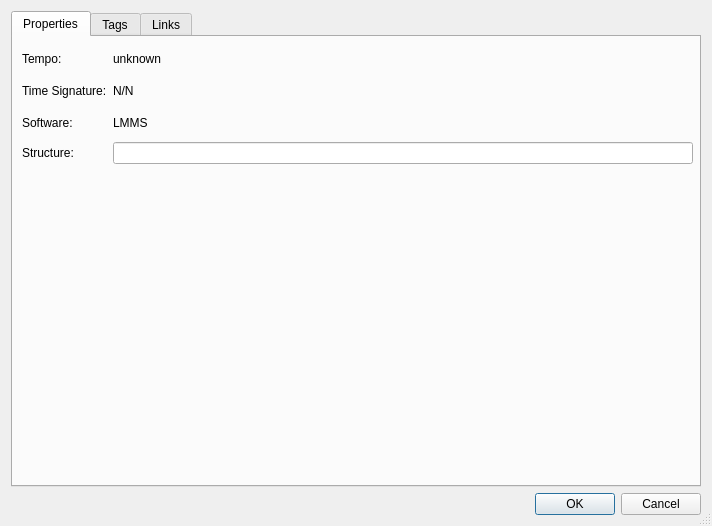
This is src/gui/dialogs/song_metadata.ui in LMMS/lmms as Qt 5 draws it before an edit. The edited form follows.
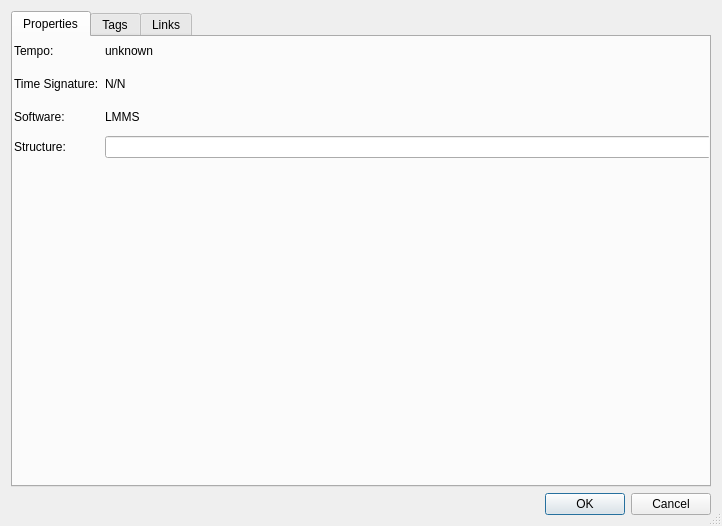
This is the edited form.

Diff of the .ui file:
```diff
--- a/src/gui/dialogs/song_metadata.ui
+++ b/src/gui/dialogs/song_metadata.ui
@@ -9,7 +9,7 @@
    <rect>
     <x>0</x>
     <y>0</y>
-    <width>712</width>
+    <width>722</width>
     <height>526</height>
    </rect>
   </property>
@@ -37,10 +37,10 @@
         <widget class="QWidget" name="gridLayoutWidget">
          <property name="geometry">
           <rect>
-           <x>9</x>
-           <y>9</y>
-           <width>671</width>
-           <height>118</height>
+           <x>1</x>
+           <y>0</y>
+           <width>697</width>
+           <height>121</height>
           </rect>
          </property>
          <layout class="QGridLayout" name="gridLayout" columnstretch="0,0">
```
Left out of the diff: 16 changed lines with no effect on the pictures.
